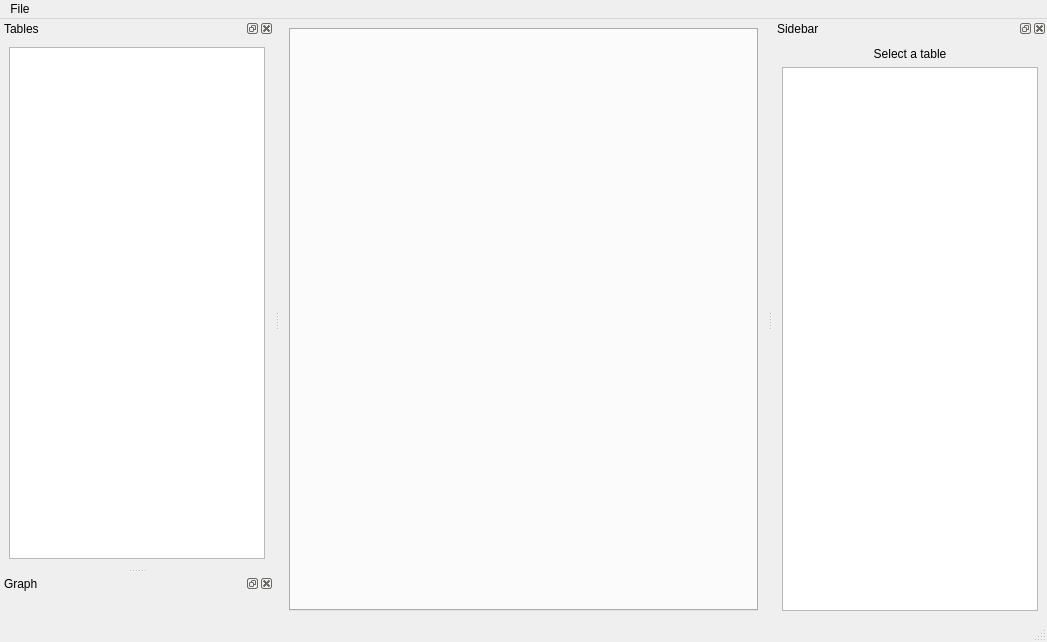
The window that src/MainWindow.ui (LibreTuner/LibreTuner) describes before a commit, drawn with Qt 5.
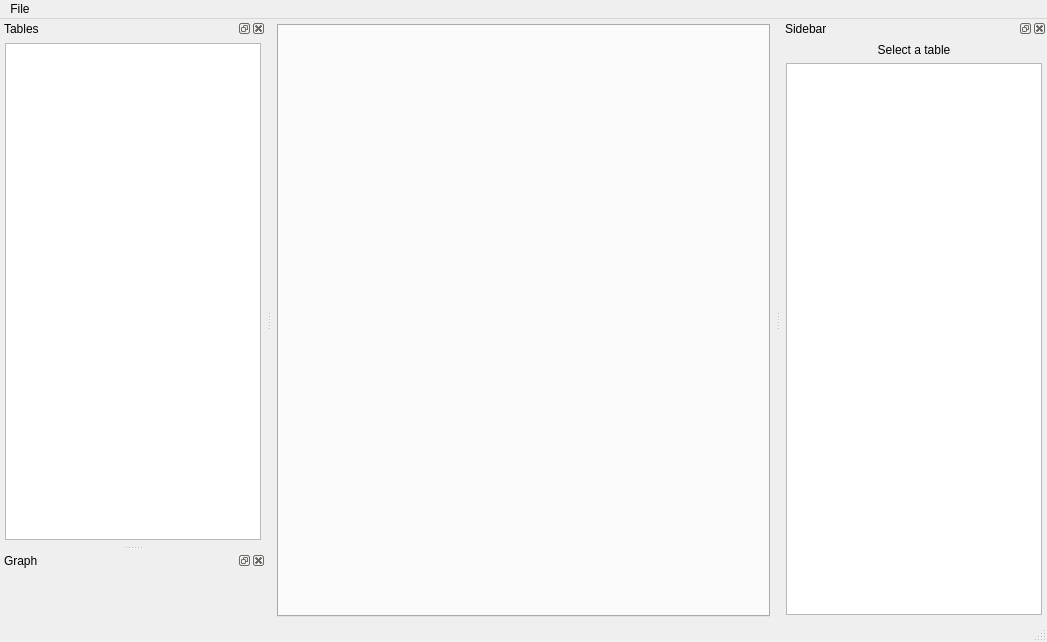
The same window after the commit. Custom widgets are drawn as their Qt base class.

What changed in the file:
```diff
--- a/src/MainWindow.ui
+++ b/src/MainWindow.ui
@@ -18,6 +18,21 @@
   </property>
   <widget class="QWidget" name="centralwidget">
    <layout class="QHBoxLayout" name="horizontalLayout">
+          <property name="spacing">
+              <number>0</number>
+          </property>
+          <property name="leftMargin">
+              <number>5</number>
+          </property>
+          <property name="topMargin">
+              <number>5</number>
+          </property>
+          <property name="rightMargin">
+              <number>5</number>
+          </property>
+          <property name="bottomMargin">
+              <number>3</number>
+          </property>
     <item>
      <widget class="QTabWidget" name="tabs">
       <property name="currentIndex">
@@ -61,6 +76,18 @@
    </attribute>
    <widget class="QWidget" name="dockWidgetContents">
     <layout class="QVBoxLayout" name="verticalLayout">
+           <property name="leftMargin">
+               <number>5</number>
+           </property>
+           <property name="topMargin">
+               <number>5</number>
+           </property>
+           <property name="rightMargin">
+               <number>5</number>
+           </property>
+           <property name="bottomMargin">
+               <number>5</number>
+           </property>
      <item>
       <widget class="QTreeView" name="treeView">
        <property name="sortingEnabled">
@@ -80,20 +107,17 @@
    </attribute>
    <widget class="QWidget" name="dockWidgetContents_2">
     <layout class="QVBoxLayout" name="verticalLayout_2">
-     <property name="spacing">
-      <number>0</number>
-     </property>
      <property name="leftMargin">
-      <number>0</number>
+               <number>5</number>
      </property>
      <property name="topMargin">
-         <number>0</number>
+               <number>5</number>
      </property>
         <property name="rightMargin">
-            <number>0</number>
+               <number>5</number>
         </property>
         <property name="bottomMargin">
-            <number>0</number>
+               <number>5</number>
         </property>
         <item>
             <widget class="GraphWidget" name="graph" native="true"/>
@@ -110,6 +134,18 @@
          </attribute>
          <widget class="QWidget" name="dockWidgetContents_3">
              <layout class="QVBoxLayout" name="verticalLayout_3">
+                 <property name="leftMargin">
+                     <number>5</number>
+                 </property>
+                 <property name="topMargin">
+                     <number>5</number>
+                 </property>
+                 <property name="rightMargin">
+                     <number>5</number>
+                 </property>
+                 <property name="bottomMargin">
+                     <number>5</number>
+                 </property>
                  <item>
                      <widget class="QLabel" name="labelDescription">
                          <property name="text">
@@ -124,7 +160,11 @@
                      </widget>
                  </item>
                  <item>
-                     <widget class="QTreeView" name="treeDetails"/>
+                     <widget class="QTreeView" name="treeDetails">
+                         <property name="alternatingRowColors">
+                             <bool>true</bool>
+                         </property>
+                     </widget>
                  </item>
              </layout>
          </widget>
```
Left out of the diff: 26 changed lines with no effect on the pictures. Lines whose indentation alone changed are shown as unchanged.
